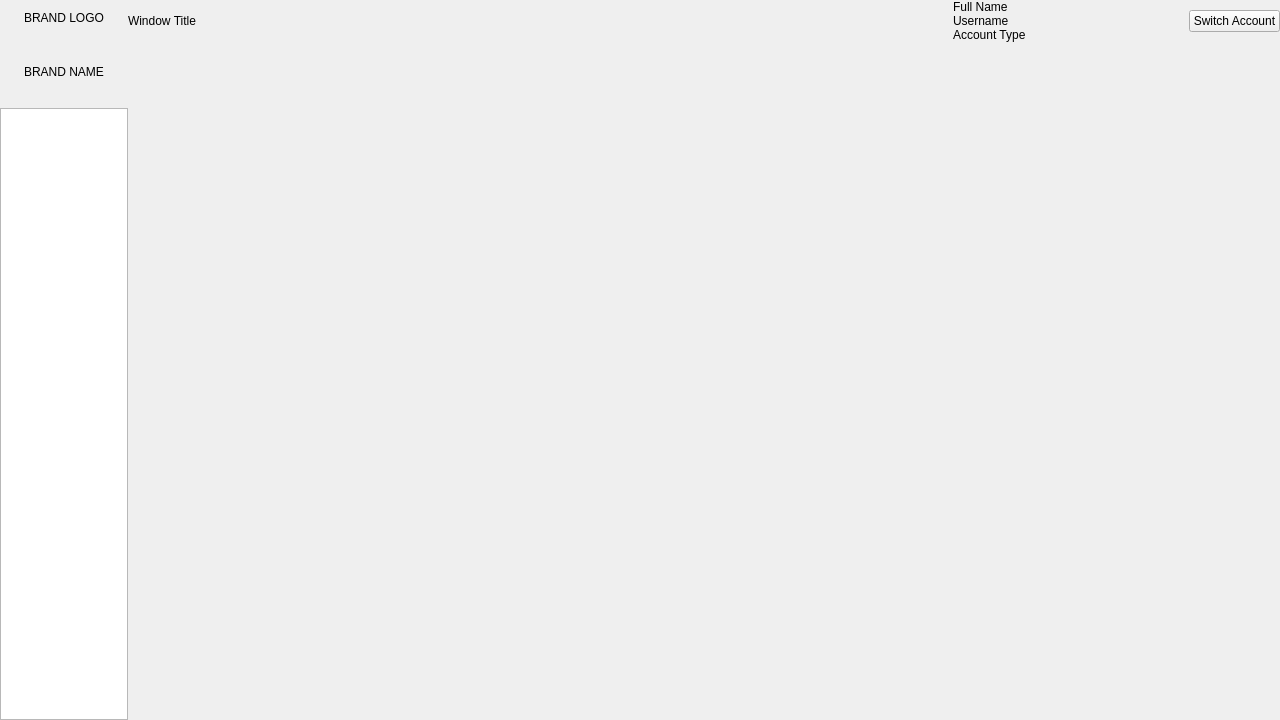
Old version of the form inquirywindow.ui in the repository PeteCastle/SoftwareDesignCaseStudy.
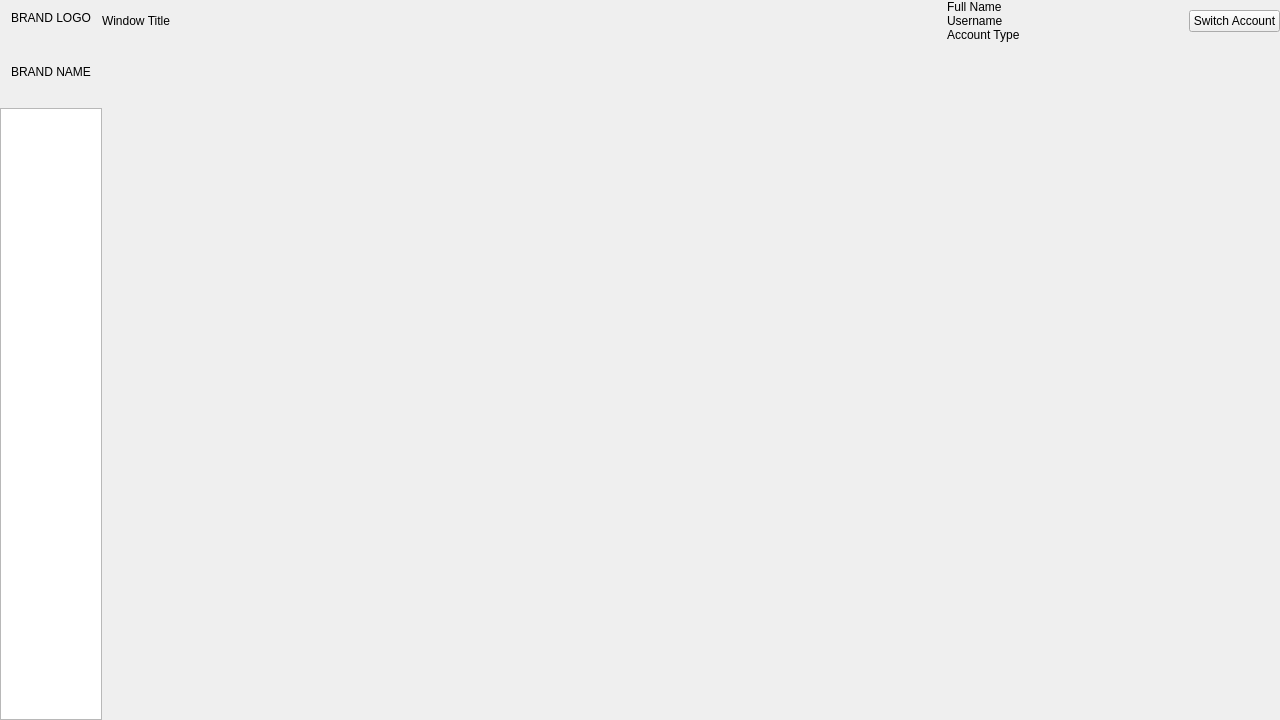
New version of the form.

The edit to the form file:
```diff
--- a/inquirywindow.ui
+++ b/inquirywindow.ui
@@ -14,7 +14,7 @@
    <string>MainWindow</string>
   </property>
   <widget class="QWidget" name="centralwidget">
-   <layout class="QHBoxLayout" name="horizontalLayout" stretch="10,90">
+   <layout class="QHBoxLayout" name="horizontalLayout" stretch="8,92">
     <property name="spacing">
      <number>0</number>
     </property>
@@ -32,6 +32,9 @@
     </property>
     <item>
      <layout class="QVBoxLayout" name="verticalLayout" stretch="5,10,85">
+      <property name="sizeConstraint">
+       <enum>QLayout::SetDefaultConstraint</enum>
+      </property>
       <item alignment="Qt::AlignHCenter">
        <widget class="QLabel" name="label_2">
         <property name="text">
```
